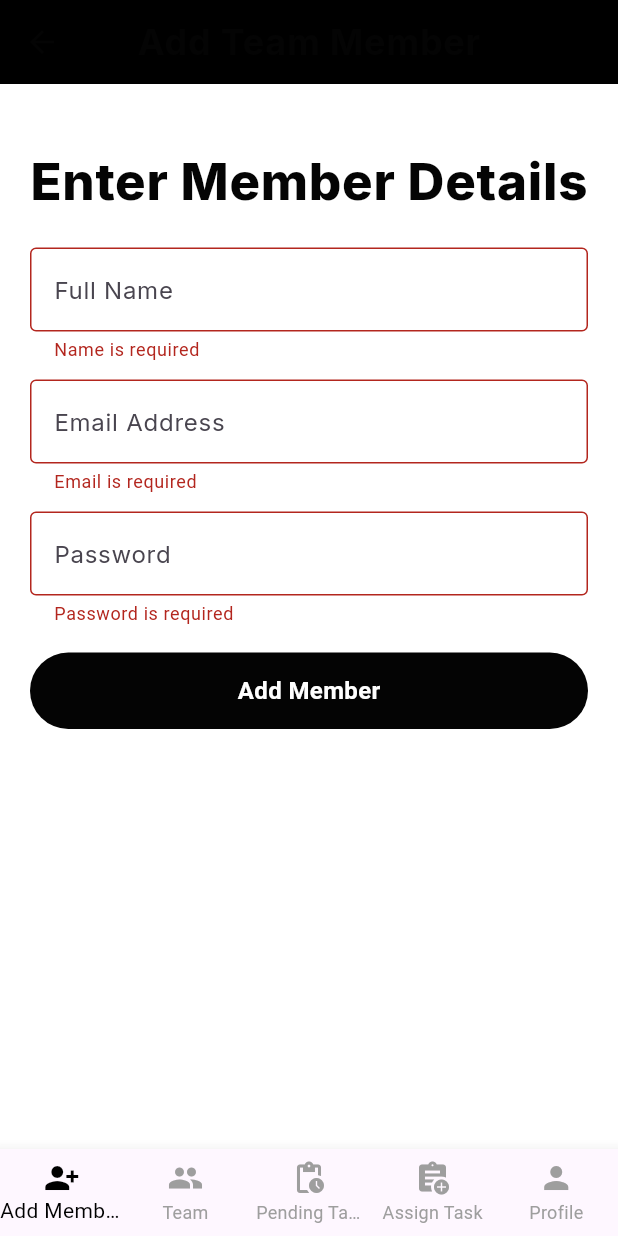
After one commit to siddhbhalu02/taskify, a Flutter app: the ManagerHomePage screen opened by its route, after a tap on "Add Member", on a phone screen of 412 x 824 dp. The commit adds this screen. Run offline on Flutter 3.47's test engine with Material 3 defaults, Android fonts, the phone set to English and light mode, and no system bars; our stand-ins replace cloud_firestore, firebase_auth, firebase_core, google_fonts, table_calendar; accounts and stored records are empty.

Commit message:
Add feature of adding team member

```diff
--- /dev/null
+++ b/taskify001/lib/controllers/add_member_controller.dart
@@ -0,0 +1,29 @@
+import 'package:flutter/material.dart';
+
+class AddMemberController {
+  final formKey = GlobalKey<FormState>();
+
+  final name = TextEditingController();
+  final email = TextEditingController();
+  final password = TextEditingController();
+
+  String? validateName(String? value) {
+    if (value == null || value.isEmpty) return "Name is required";
+    return null;
+  }
+
+  String? validateEmail(String? value) {
+    if (value == null || value.isEmpty) return "Email is required";
+
+    final emailRegex = RegExp(r'^[^@]+@[^@]+\.[^@]+$');
+    if (!emailRegex.hasMatch(value)) return "Enter a valid email";
+
+    return null;
+  }
+
+  String? validatePassword(String? value) {
+    if (value == null || value.isEmpty) return "Password is required";
+    if (value.length < 6) return "Password must be at least 6 characters";
+    return null;
+  }
+}
--- a/taskify001/lib/main.dart
+++ b/taskify001/lib/main.dart
@@ -1,5 +1,6 @@
 import 'package:flutter/material.dart';
 import 'package:provider/provider.dart';
+import 'package:taskify001/providers/team_provider.dart';
 import 'app.dart';
 import 'providers/user_provider.dart';
 import 'providers/task_provider.dart';
@@ -12,10 +13,13 @@ void main() async {
     options: DefaultFirebaseOptions.currentPlatform,
   );
   runApp(
+
     MultiProvider(
       providers: [
         ChangeNotifierProvider(create: (_) => UserProvider()..initializeDefaultUser()),
         ChangeNotifierProvider(create: (_) => TaskProvider()),
+
+        ChangeNotifierProvider(create: (_) => TeamProvider()), //
       ],
       child: const TakifyApp(),
     ),
--- a/taskify001/lib/models/user_model.dart
+++ b/taskify001/lib/models/user_model.dart
@@ -1,15 +1,11 @@
+import 'user_role.dart';
+
 class User {
   final String id;
   final String name;
   final String email;
-
-  /// For employees: this holds the manager's ID.
-  /// For managers: this is null.
   final String? managerId;
-
-  /// "manager" or "employee"
-  final String role;
-
+  final UserRole role;
   final String createdAt;
 
   User({
@@ -26,7 +22,7 @@ class User {
     String? name,
     String? email,
     String? managerId,
-    String? role,
+    UserRole? role,
     String? createdAt,
   }) {
     return User(
@@ -45,7 +41,7 @@ class User {
       'name': name,
       'email': email,
       'managerId': managerId,
-      'role': role,
+      'role': role.value, // Save enum as string
       'createdAt': createdAt,
     };
   }
@@ -56,7 +52,7 @@ class User {
       name: map['name'],
       email: map['email'],
       managerId: map['managerId'],
-      role: map['role'],
+      role: UserRoleExtension.fromString(map['role']),
       createdAt: map['createdAt'],
     );
   }
--- a/taskify001/lib/routes/app_routes.dart
+++ b/taskify001/lib/routes/app_routes.dart
@@ -1,4 +1,6 @@
 import 'package:flutter/material.dart';
+import 'package:taskify001/screens/manager/add_member_page.dart';
+import '../screens/manager/manager_home_page.dart';
 import '../screens/splash_screen.dart';
 import '../screens/onboarding/onboarding_wrapper.dart';
 import '../screens/auth/login_screen.dart';
@@ -31,6 +33,8 @@ class AppRoutes {
   static const newTask = '/new';
   static const taskDetail = '/detail';
   static const editTask = '/edit';
+  static const managerHome='/manager';
+  static const addTeamMember = '/add-member';
 
   static Map<String, WidgetBuilder> routes = {
     splash: (ctx) => const SplashScreen(),
@@ -48,5 +52,7 @@ class AppRoutes {
     newTask: (ctx) => const NewTaskScreen(),
     taskDetail: (ctx) => const TaskDetailScreen(),
     editTask: (ctx) => const EditTaskScreen(),
+    managerHome: (_) => const ManagerHomePage(),
+    addTeamMember : (_)=> const AddMemberPage()
   };
 }
--- /dev/null
+++ b/taskify001/lib/screens/manager/add_member_page.dart
@@ -0,0 +1,115 @@
+import 'package:flutter/material.dart';
+import 'package:provider/provider.dart';
+import '../../controllers/add_member_controller.dart';
+import '../../providers/user_provider.dart';
+import '../../services/add_member_service.dart';
+import '../../widgets/custom_button.dart';
+import '../../utils/app_textstyles.dart';
+
+class AddMemberPage extends StatefulWidget {
+  const AddMemberPage({super.key});
+
+  @override
+  State<AddMemberPage> createState() => _AddMemberScreenState();
+}
+
+class _AddMemberScreenState extends State<AddMemberPage> {
+  final controller = AddMemberController();
+  bool loading = false;
+
+  void handleAddMember() async {
+    if (!controller.formKey.currentState!.validate()) return;
+
+    setState(() => loading = true);
+
+    try {
+      final manager = Provider.of<UserProvider>(context, listen: false).currentUser;
+
+      await AddMemberService().addMember(
+        name: controller.name.text.trim(),
+        email: controller.email.text.trim(),
+        password: controller.password.text.trim(),
+        managerId: manager!.id, // manager UID
+      );
+
+      ScaffoldMessenger.of(context).showSnackBar(
+        const SnackBar(content: Text("Team member added successfully!")),
+      );
+
+      Navigator.pop(context); // return to manager page
+
+    } catch (e) {
+      ScaffoldMessenger.of(context).showSnackBar(
+        SnackBar(content: Text(e.toString())),
+      );
+    }
+
+    setState(() => loading = false);
+  }
+
+  @override
+  Widget build(BuildContext context) {
+    return Scaffold(
+      appBar: AppBar(
+        title: Text("Add Team Member", style: AppTextStyles.h2),
+        centerTitle: true,
+        backgroundColor: Colors.black,
+      ),
+      body: SingleChildScrollView(
+        padding: const EdgeInsets.all(20),
+        child: Form(
+          key: controller.formKey,
+          child: Column(
+            crossAxisAlignment: CrossAxisAlignment.start,
+            children: [
+
+              const SizedBox(height: 20),
+              Text("Enter Member Details", style: AppTextStyles.h1),
+
+              const SizedBox(height: 20),
+
+              TextFormField(
+                controller: controller.name,
+                decoration: const InputDecoration(
+                  hintText: "Full Name",
+                  border: OutlineInputBorder(),
+                ),
+                validator: controller.validateName,
+              ),
+
+              const SizedBox(height: 12),
+
+              TextFormField(
+                controller: controller.email,
+                decoration: const InputDecoration(
+                  hintText: "Email Address",
+                  border: OutlineInputBorder(),
+                ),
+                validator: controller.validateEmail,
+              ),
+
+              const SizedBox(height: 12),
+
+              TextFormField(
+                controller: controller.password,
+                obscureText: true,
+                decoration: const InputDecoration(
+                  hintText: "Password",
+                  border: OutlineInputBorder(),
+                ),
+                validator: controller.validatePassword,
+              ),
+
+              const SizedBox(height: 18),
+
+              CustomButton(
+                label: loading ? "Adding..." : "Add Member",
+                onPressed: loading ? null : handleAddMember,
+              ),
+            ],
+          ),
+        ),
+      ),
+    );
+  }
+}
--- /dev/null
+++ b/taskify001/lib/screens/manager/assign_task_page.dart
@@ -0,0 +1,14 @@
+import 'package:flutter/material.dart';
+
+
+class AssignTaskPage extends StatelessWidget {
+  const AssignTaskPage({super.key});
+
+  @override
+  Widget build(BuildContext context) {
+    return Scaffold(
+      appBar: AppBar(title: const Text("Assign Task")),
+      body: const Center(child: Text("Assign Task UI goes here")),
+    );
+  }
+}
--- /dev/null
+++ b/taskify001/lib/screens/manager/manager_home_page.dart
@@ -0,0 +1,70 @@
+import 'package:flutter/material.dart';
+
+// Import your pages here
+import 'add_member_page.dart';
+import 'team_members_page.dart';
+import 'pending_tasks_page.dart';
+import 'assign_task_page.dart';
+import 'manager_profile_page.dart';
+import 'package:flutter/material.dart';
+
+class ManagerHomePage extends StatefulWidget {
+  const ManagerHomePage({super.key});
+
+  @override
+  State<ManagerHomePage> createState() => _ManagerHomePageState();
+}
+
+class _ManagerHomePageState extends State<ManagerHomePage> {
+  int _currentIndex = 0;
+
+  final List<Widget> _pages = const [
+    AddMemberPage(),
+    TeamMembersPage(),
+    PendingTasksPage(),
+    AssignTaskPage(),
+    ManagerProfilePage(),
+  ];
+
+  @override
+  Widget build(BuildContext context) {
+    return Scaffold(
+      body: _pages[_currentIndex],
+
+      bottomNavigationBar: BottomNavigationBar(
+        currentIndex: _currentIndex,
+        selectedItemColor: Colors.black,
+        unselectedItemColor: Colors.grey,
+        type: BottomNavigationBarType.fixed,
+        onTap: (index) {
+          setState(() {
+            _currentIndex = index;
+          });
+        },
+
+        items: const [
+          BottomNavigationBarItem(
+            icon: Icon(Icons.person_add_alt_1),
+            label: "Add Member",
+          ),
+          BottomNavigationBarItem(
+            icon: Icon(Icons.group),
+            label: "Team",
+          ),
+          BottomNavigationBarItem(
+            icon: Icon(Icons.pending_actions),
+            label: "Pending Tasks",
+          ),
+          BottomNavigationBarItem(
+            icon: Icon(Icons.assignment_add),
+            label: "Assign Task",
+          ),
+          BottomNavigationBarItem(
+            icon: Icon(Icons.person),
+            label: "Profile",
+          ),
+        ],
+      ),
+    );
+  }
+}
--- /dev/null
+++ b/taskify001/lib/screens/manager/manager_profile_page.dart
@@ -0,0 +1,13 @@
+import 'package:flutter/material.dart';
+
+class ManagerProfilePage extends StatelessWidget {
+  const ManagerProfilePage({super.key});
+
+  @override
+  Widget build(BuildContext context) {
+    return Scaffold(
+      appBar: AppBar(title: const Text("My Profile")),
+      body: const Center(child: Text("Profile UI goes here")),
+    );
+  }
+}
--- /dev/null
+++ b/taskify001/lib/screens/manager/pending_tasks_page.dart
@@ -0,0 +1,12 @@
+import 'package:flutter/material.dart';
+class PendingTasksPage extends StatelessWidget {
+  const PendingTasksPage({super.key});
+
+  @override
+  Widget build(BuildContext context) {
+    return Scaffold(
+      appBar: AppBar(title: const Text("Pending Tasks")),
+      body: const Center(child: Text("Pending tasks per employee goes here")),
+    );
+  }
+}
--- /dev/null
+++ b/taskify001/lib/services/add_member_service.dart
@@ -0,0 +1,41 @@
+import 'package:cloud_firestore/cloud_firestore.dart';
+import 'package:firebase_auth/firebase_auth.dart' hide User;
+import '../models/user_model.dart';
+import '../models/user_role.dart';
+
+class AddMemberService {
+  final FirebaseAuth _auth = FirebaseAuth.instance;
+  final FirebaseFirestore _db = FirebaseFirestore.instance;
+
+  Future<void> addMember({
+    required String name,
+    required String email,
+    required String password,
+    required String managerId,
+  }) async {
+    try {
+      // 1. Create Firebase Auth user
+      UserCredential cred = await _auth.createUserWithEmailAndPassword(
+        email: email,
+        password: password,
+      );
+
+      final uid = cred.user!.uid;
+
+      // 2. Create User model object
+      final newUser = User(
+        id: uid,
+        name: name,
+        email: email,
+        managerId: managerId,
+        role: UserRole.employee,  // <--- SAFE
+        createdAt: DateTime.now().toIso8601String(),
+      );
+
+      // 3. Save to Firestore
+      await _db.collection("users").doc(uid).set(newUser.toMap());
+    } catch (e) {
+      throw Exception("Failed to add member: $e");
+    }
+  }
+}
```
Also changed, not shown: taskify001/lib/models/user_role.dart (added, +26 -0 lines), taskify001/lib/providers/team_provider.dart (added, +22 -0 lines), taskify001/lib/providers/user_provider.dart (+4 -3 lines), taskify001/lib/screens/auth/login_screen.dart (+30 -11 lines), taskify001/lib/screens/manager/team_members_page.dart (added, +53 -0 lines), taskify001/lib/services/auth_service.dart (+10 -5 lines), taskify001/lib/services/team_service.dart (added, +17 -0 lines).
